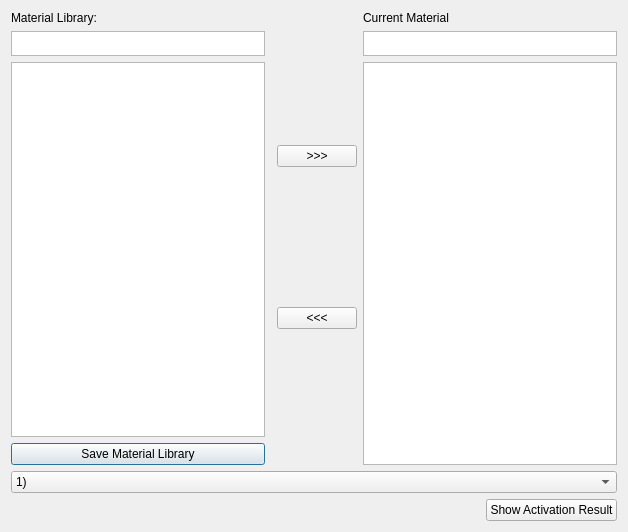
First picture: the form in iterui/ui/InputDlg.ui, repository theysp/FDSNMH_GUI, before the edit.
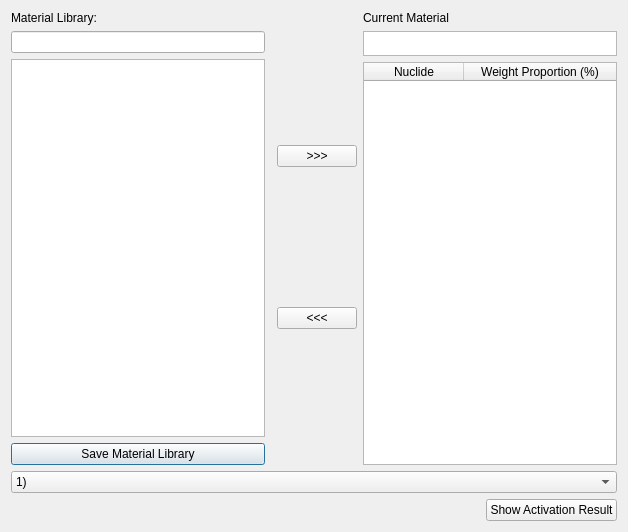
Second picture: the form after the edit.

Commit message:
Add signal to input dialog
Small first step

Diff of the .ui file:
```diff
--- a/iterui/ui/InputDlg.ui
+++ b/iterui/ui/InputDlg.ui
@@ -32,23 +32,14 @@
         </widget>
        </item>
        <item>
-        <widget class="QPlainTextEdit" name="textMaterialSearch">
-         <property name="minimumSize">
-          <size>
-           <width>0</width>
-           <height>25</height>
-          </size>
-         </property>
-         <property name="maximumSize">
-          <size>
-           <width>16777215</width>
-           <height>25</height>
-          </size>
-         </property>
-        </widget>
+        <widget class="QLineEdit" name="textMaterialSearch"/>
        </item>
        <item>
-        <widget class="QListView" name="listViewMaterialLib"/>
+        <widget class="QListWidget" name="listWidgetMaterialLib">
+         <property name="toolTip">
+          <string>&lt;html&gt;&lt;head/&gt;&lt;body&gt;&lt;p&gt;This list contains currently cached materials, which can be found in the file in &amp;quot;Data Save/matlist.txt&amp;quot;, in which, each line represent one material's components.&lt;/p&gt;&lt;/body&gt;&lt;/html&gt;</string>
+         </property>
+        </widget>
        </item>
        <item>
         <widget class="QPushButton" name="pushButtonSaveMaterialLib">
@@ -121,7 +112,27 @@
         </widget>
        </item>
        <item>
-        <widget class="QTableView" name="tableViewMatComposition"/>
+        <widget class="QTableWidget" name="tableWidgetMatComposition">
+         <attribute name="horizontalHeaderStretchLastSection">
+          <bool>true</bool>
+         </attribute>
+         <attribute name="verticalHeaderVisible">
+          <bool>false</bool>
+         </attribute>
+         <attribute name="verticalHeaderStretchLastSection">
+          <bool>false</bool>
+         </attribute>
+         <column>
+          <property name="text">
+           <string>Nuclide</string>
+          </property>
+         </column>
+         <column>
+          <property name="text">
+           <string>Weight Proportion (%)</string>
+          </property>
+         </column>
+        </widget>
        </item>
       </layout>
      </item>
```
The commit also changes 6 other files.
